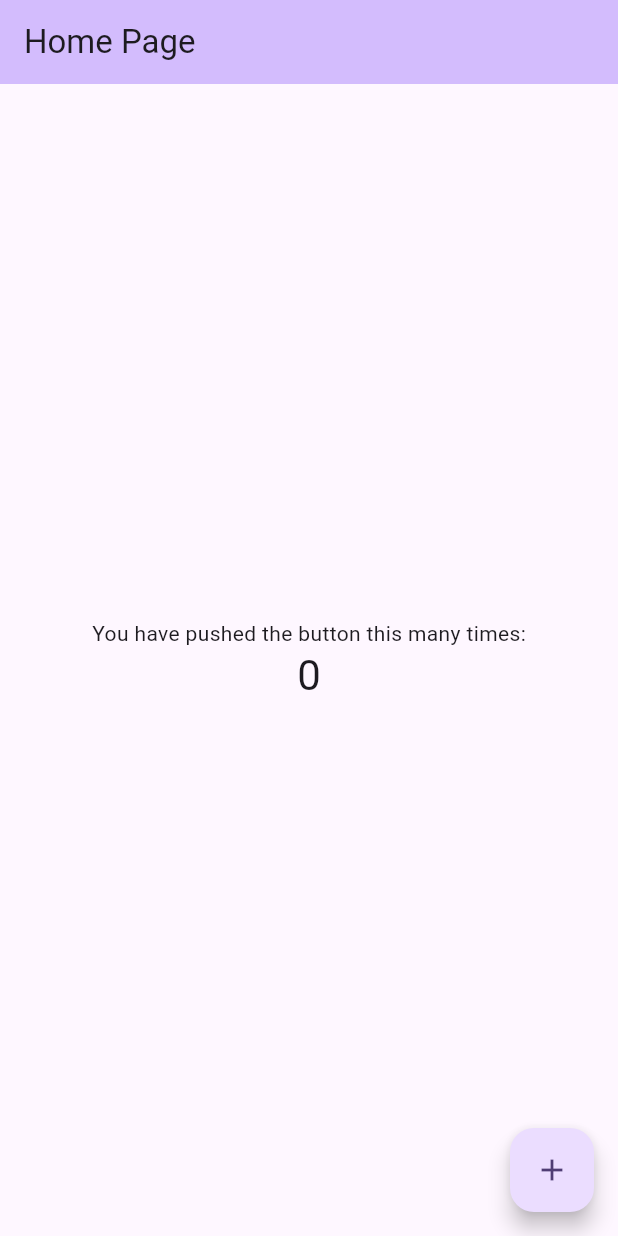
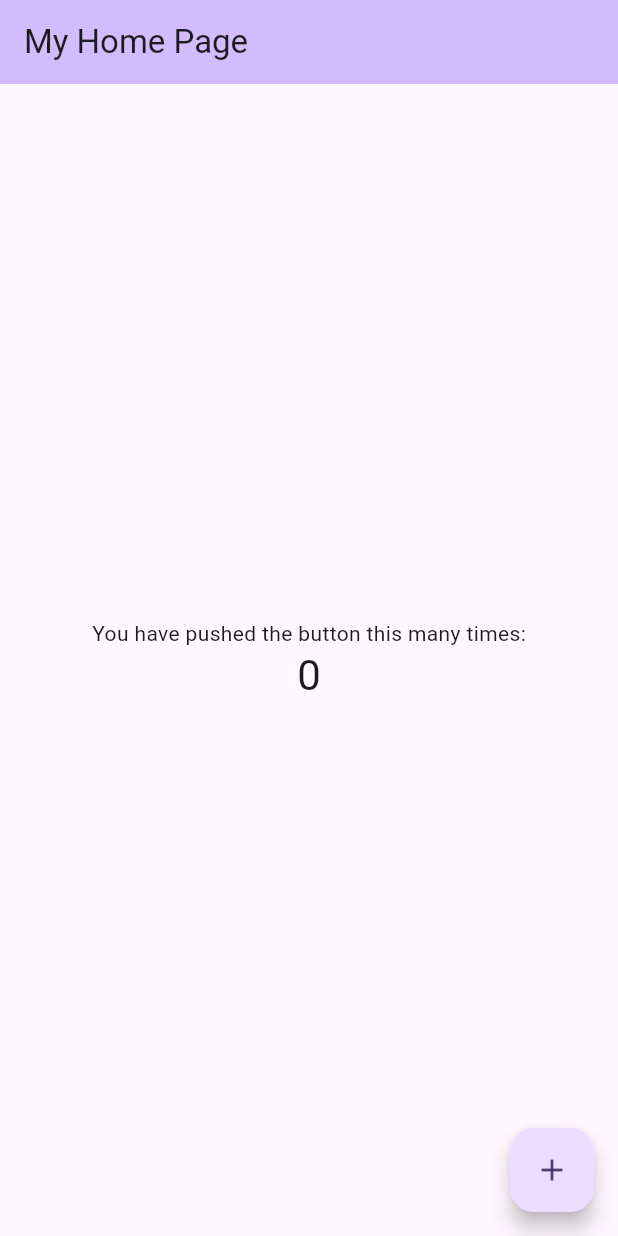
Before and after one commit to VismayaKK245/kiwidemo, a Flutter app: the screen it shows after launch, on a phone screen of 412 x 824 dp. Run offline on Flutter 3.47's test engine with Material 3 defaults, Android fonts, the phone set to English and light mode, and no system bars.

Commit message:
new change

```diff
--- a/lib/main.dart
+++ b/lib/main.dart
@@ -31,7 +31,7 @@ class MyApp extends StatelessWidget {
         colorScheme: ColorScheme.fromSeed(seedColor: Colors.deepPurple),
         useMaterial3: true,
       ),
-      home: const MyHomePage(title: 'Home Page'),
+      home: const MyHomePage(title: 'My Home Page'),
     );
   }
 }
```
